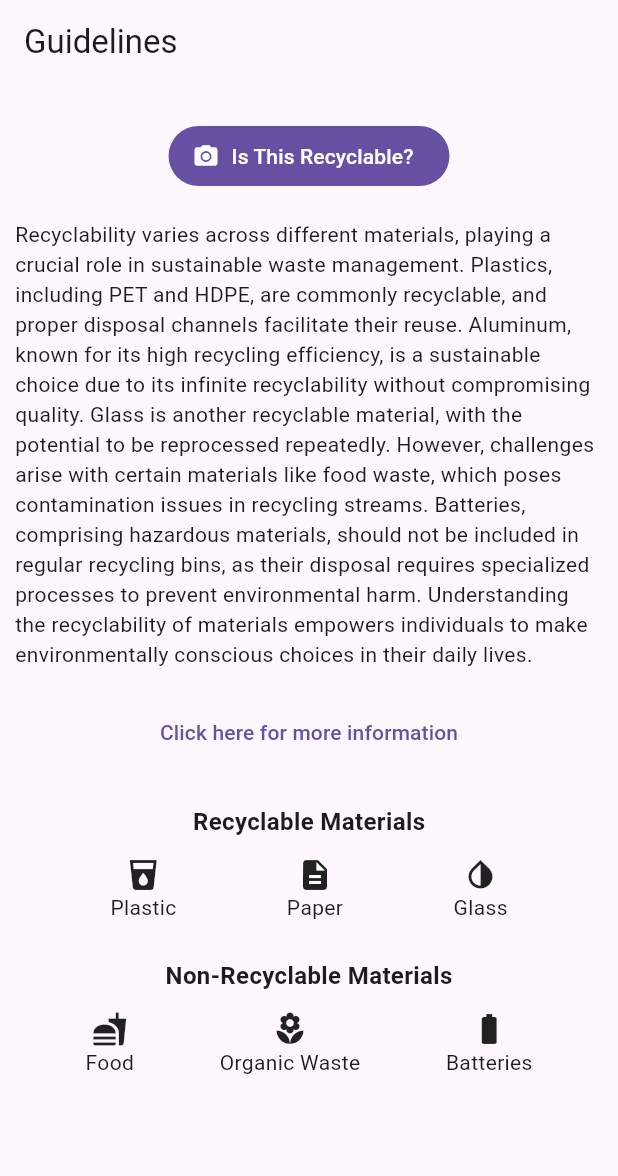
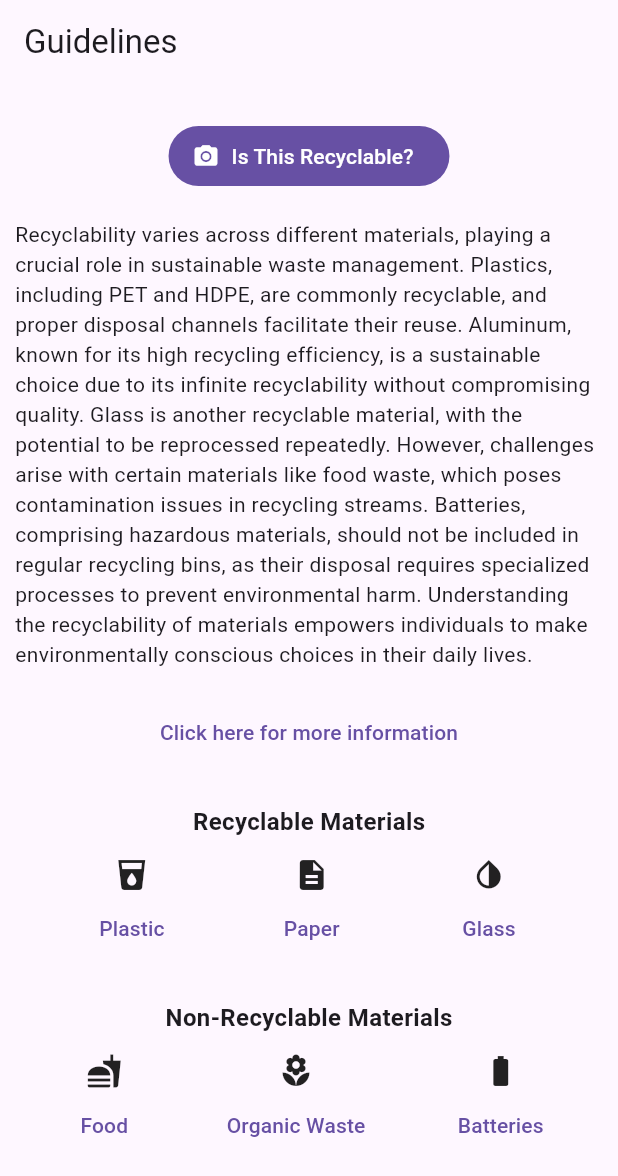
Before and after one commit to OneRedBlip/GraduationProject, a Flutter app: the GuidelinesPage screen opened directly, on a phone screen of 412 x 824 dp. Shown: the top 1176 px of the screen. Run offline on Flutter 3.47's test engine with Material 3 defaults, Android fonts, the phone set to English and light mode, and no system bars; our stand-ins replace flutter_svg.

Commit message:
Make icon text in guidelines page clickable

```diff
--- a/trash2treasure/lib/guidelines_page.dart
+++ b/trash2treasure/lib/guidelines_page.dart
@@ -41,28 +41,34 @@ class GuidelinesPage extends StatelessWidget {
             const Text('Recyclable Materials',
                 style: TextStyle(fontSize: 16, fontWeight: FontWeight.bold)),
             const SizedBox(height: 12),
-            const Row(
+            Row(
               mainAxisAlignment: MainAxisAlignment.spaceEvenly,
               children: [
                 Column(
                   children: [
-                    Icon(Icons
-                        .local_drink), // Icon for recyclable material (e.g., plastic)
-                    Text('Plastic'), // Label for recyclable material
+                    Icon(
+                      Icons.local_drink,
+                    ), // Icon for recyclable material (e.g., plastic)
+                    TextButton(
+                      child: Text('Plastic'),
+                      onPressed: () {},
+                    ), // Label for recyclable material
                   ],
                 ),
                 Column(
                   children: [
                     Icon(Icons
                         .description), // Icon for recyclable material (e.g., organic waste)
-                    Text('Paper'), // Label for recyclable material
+                    TextButton(
+                        child: Text('Paper'),
+                        onPressed: () {}), // Label for recyclable material
                   ],
                 ),
                 Column(
                   children: [
                     Icon(Icons
                         .invert_colors), // Icon for recyclable material (e.g., glass)
-                    Text('Glass'), // Label for recyclable material
+                    TextButton( child: Text('Glass'), onPressed: (){}), // Label for recyclable material
                   ],
                 ),
               ],
@@ -71,28 +77,28 @@ class GuidelinesPage extends StatelessWidget {
             const Text('Non-Recyclable Materials',
                 style: TextStyle(fontSize: 16, fontWeight: FontWeight.bold)),
             const SizedBox(height: 12),
-            const Row(
+            Row(
               mainAxisAlignment: MainAxisAlignment.spaceEvenly,
               children: [
                 Column(
                   children: [
                     Icon(Icons
                         .fastfood), // Icon for non-recyclable material (e.g., food)
-                    Text('Food'), // Label for non-recyclable material
+                    TextButton( child: Text('Food'), onPressed: (){}), // Label for non-recyclable material
                   ],
                 ),
                 Column(
                   children: [
                     Icon(Icons
                         .local_florist), // Icon for non-recyclable material (e.g., paper)
-                    Text('Organic Waste'), // Label for non-recyclable material
+                    TextButton( child: Text('Organic Waste'), onPressed: (){}), // Label for non-recyclable material
                   ],
                 ),
                 Column(
                   children: [
                     Icon(Icons
                         .battery_std), // Icon for non-recyclable material (e.g., batteries)
-                    Text('Batteries'), // Label for non-recyclable material
+                    TextButton( child: Text('Batteries'), onPressed: (){}), // Label for non-recyclable material
                   ],
                 ),
               ],
```
